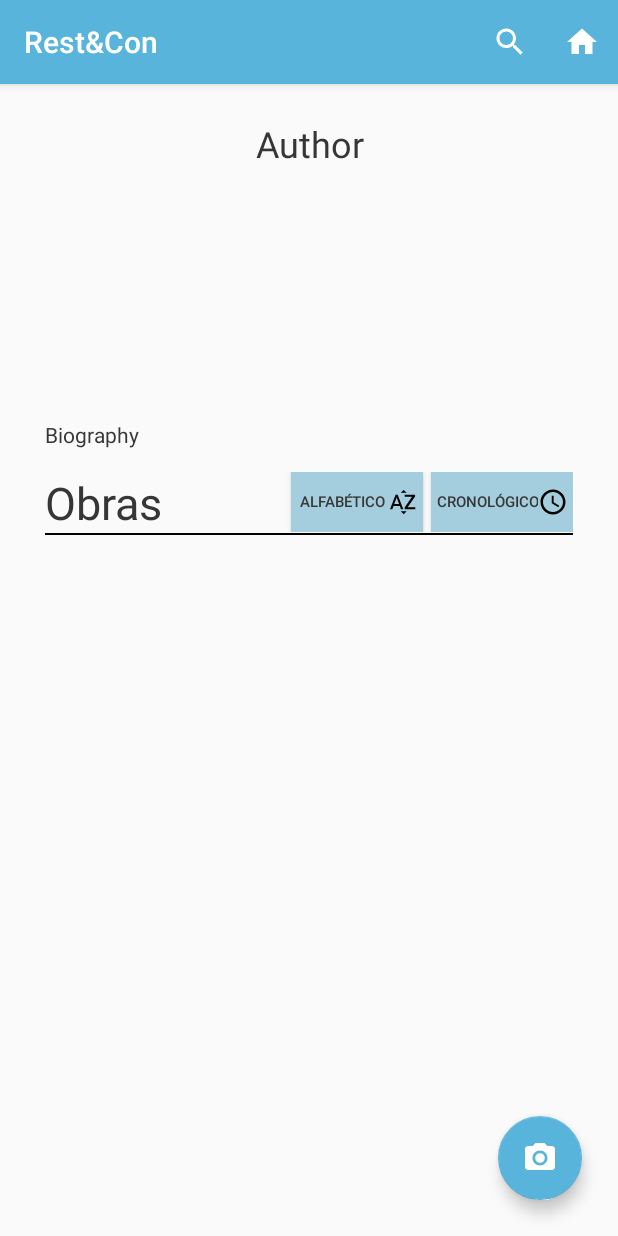
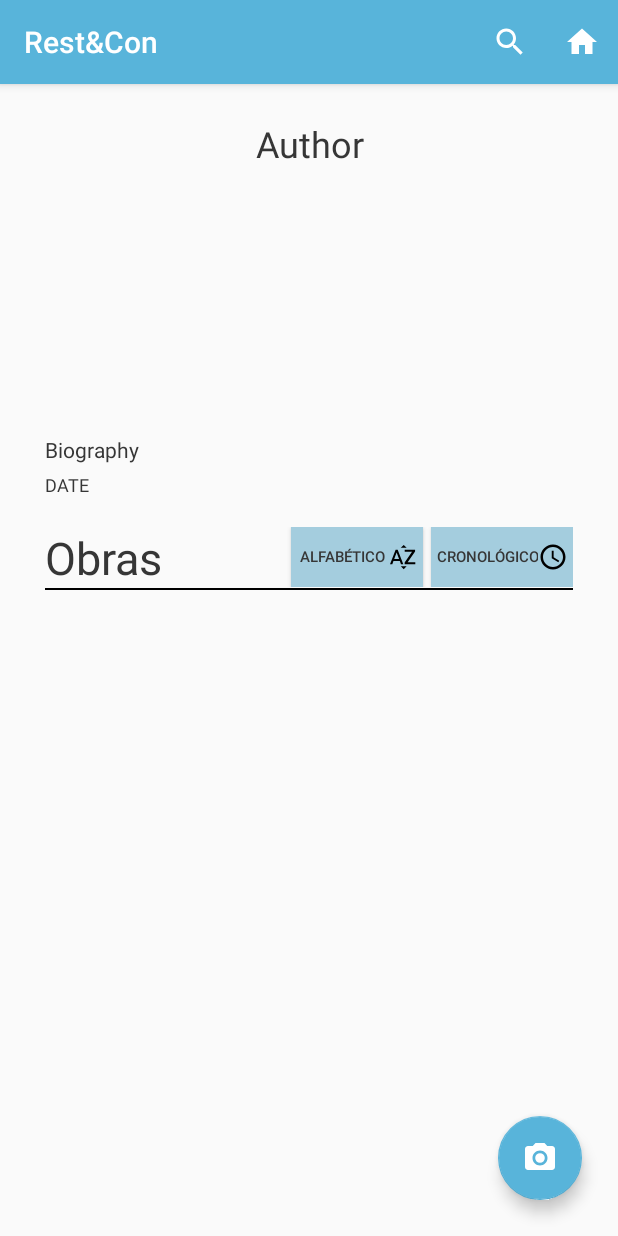
Before and after one commit to Fernandop26/Rest_and_Con, an Android app: the AuthorActivity screen opened directly, with no data from a screen before it, on a phone screen of 412 x 824 dp. Run offline under Robolectric (Android 15) with nearby library versions, the phone set to English and light mode, and no system bars; our stand-ins replace Picasso, Volley; network calls fail; pictures from the network do not load.

Commit message:
Actualización pantalla autor y detalle de margin en el layout del main

```diff
--- a/app/src/main/java/com/example/appmovil_rest_con/AuthorActivity.java
+++ b/app/src/main/java/com/example/appmovil_rest_con/AuthorActivity.java
@@ -28,7 +28,7 @@ import kernel.Resource;
 
 public class AuthorActivity extends BaseActivity {
     private String id;
-    private TextView authorName,authorBiography;
+    private TextView authorName,authorBiography, authorDate;
     private ImageView authorImg;
     private ArrayList<Resource> resources = new ArrayList<Resource>();
     private ExpandableHeightGridView imagenesObra;
@@ -66,6 +66,7 @@ public class AuthorActivity extends BaseActivity {
     private void intiViewsLayout() {
         authorName = (TextView) findViewById(R.id.author_name);
         authorBiography = (TextView) findViewById(R.id.author_biography);
+        authorDate = (TextView) findViewById(R.id.author_date);
         authorImg = (ImageView) findViewById(R.id.author_img);
         imagenesObra = this.findViewById(R.id.llista_obras );
         imagenesObra.setExpanded(true);
@@ -113,6 +114,7 @@ public class AuthorActivity extends BaseActivity {
                 JSONObject autor = result;
                 authorName.setText(autor.getString("nombre"));
                 authorBiography.setText(autor.getString("biografia"));
+                authorDate.setText(autor.getString("nacimiento"));
                 Picasso.get().load(autor.getString("path_imagen")).into(authorImg);
 
 
--- a/app/src/main/res/layout/layout_author.xml
+++ b/app/src/main/res/layout/layout_author.xml
@@ -48,23 +48,44 @@
                 tools:srcCompat="@tools:sample/avatars" />
 
 
-            <TextView
-                android:id="@+id/author_biography"
-                android:layout_width="344dp"
+            <RelativeLayout
+                android:id="@+id/layout_info_author"
+                android:layout_width="match_parent"
                 android:layout_height="wrap_content"
-                android:layout_below="@+id/author_img"
-                android:layout_marginTop="10dp"
-                android:justificationMode="inter_word"
-                android:text="Biography" />
+                android:gravity="end"
+                android:layout_marginTop="20dp"
+                android:layout_below="@+id/author_img">
 
+
+                <TextView
+                    android:id="@+id/author_biography"
+                    android:layout_width="344dp"
+                    android:layout_height="wrap_content"
+                    android:layout_alignParentStart="true"
+                    android:layout_alignParentTop="true"
+                    android:layout_alignParentEnd="true"
+                    android:justificationMode="inter_word"
+                    android:text="Biography"/>
+
+                <TextView
+                    android:id="@+id/author_date"
+                    android:layout_width="344dp"
+                    android:layout_height="wrap_content"
+                    android:layout_below="@+id/author_biography"
+                    android:layout_marginTop="5dp"
+                    android:justificationMode="inter_word"
+                    android:text="DATE"
+                    android:textSize="12sp" />
+
+            </RelativeLayout>
 
             <LinearLayout
                 android:id="@+id/button_layout"
                 android:layout_width="match_parent"
                 android:layout_height="wrap_content"
-                android:layout_marginTop="15dp"
+                android:layout_marginTop="20dp"
                 android:gravity="end"
-                android:layout_below="@+id/author_biography">
+                android:layout_below="@+id/layout_info_author">
 
                 <Button
                     android:id="@+id/sortButtonAlph"
--- a/app/src/main/res/layout/layout_main.xml
+++ b/app/src/main/res/layout/layout_main.xml
@@ -102,7 +102,7 @@
                 android:layout_width="match_parent"
                 android:layout_height="wrap_content"
                 android:layout_below="@+id/layout_techniques"
-                android:layout_marginBottom="70dp"
+                android:layout_marginBottom="20dp"
                 android:orientation="horizontal">
 
                 <TextView
```
